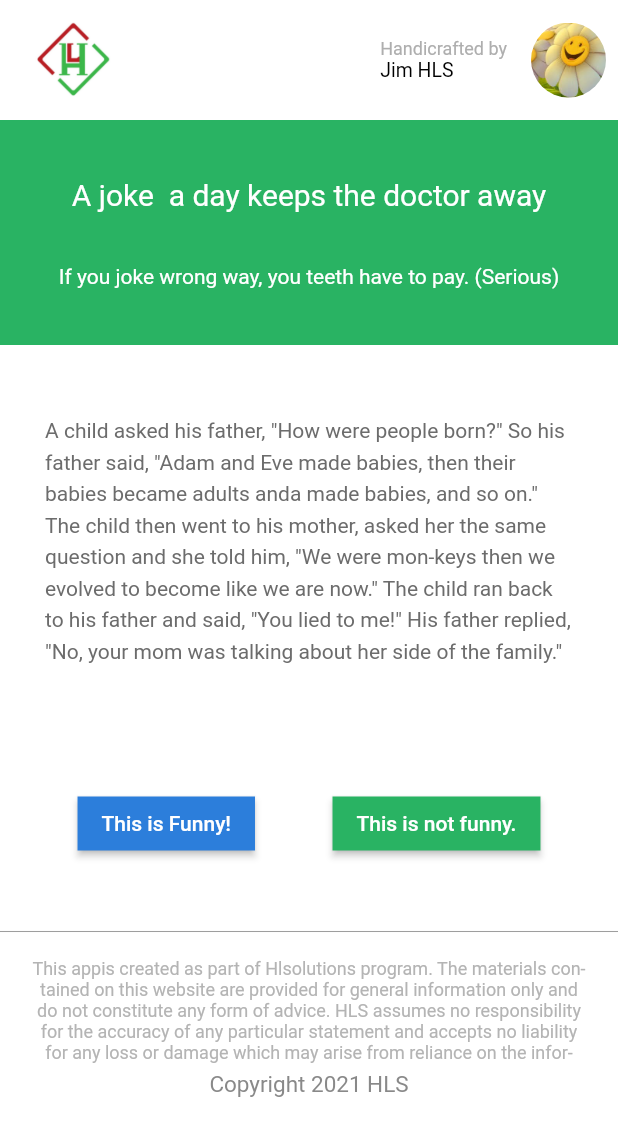
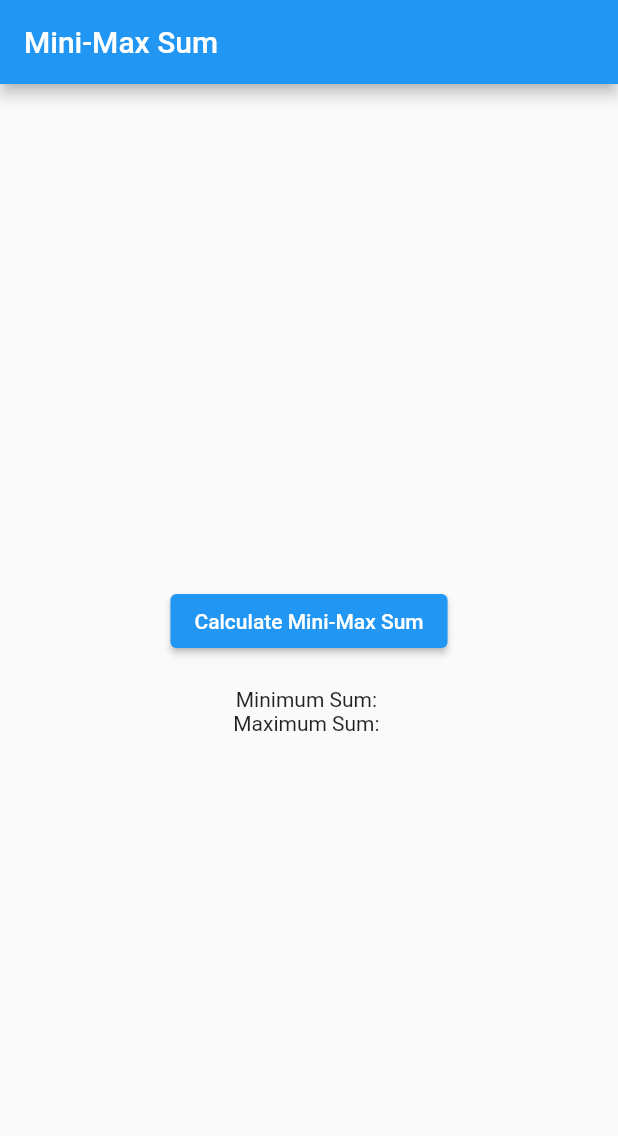
Before and after one commit to Hipz-gif/test_flutter, a Flutter app: the screen it shows after launch, on a phone screen of 412 x 824 dp. Shown: the top 1136 px of the screen. Run offline on Flutter 3.47's test engine with Material 2 defaults, Android fonts, the phone set to English and light mode, and no system bars.

Commit message:
[algorithm - test]: have completed the assignment

```diff
--- a/lib/constants/color.dart
+++ /dev/null
@@ -1,20 +0,0 @@
-import 'package:flutter/material.dart';
-
-extension ColorExtension on String {
-  toColor() {
-    var hexColor = replaceAll("#", "");
-    if (hexColor.length == 6) {
-      hexColor = "FF$hexColor";
-    }
-    if (hexColor.length == 8) {
-      return Color(int.parse("0x$hexColor"));
-    }
-  }
-}
-
-final aliceGreen = '#29b363'.toColor();
-final aliceBlue = '#2c7edb'.toColor();
-final greyText = '#b4b4b4'.toColor();
-final greyContent = '#6c6c6c'.toColor();
-final greyAuthor = '#aeaeae'.toColor();
-final black = '#000000'.toColor();
--- a/lib/constants/string_text.dart
+++ /dev/null
@@ -1,26 +0,0 @@
-
-extension StringText on String {}
-
-const String author = 'Handicrafted by';
-const String authorName = 'Jim HLS';
-const String storyName = 'A joke  a day keeps the doctor away';
-const String storyTitle = 'If you joke wrong way, you teeth have to pay. (Serious)';
-const String storyContent = 'A child asked his father, '
-    '"How were people born?" So his father said, '
-    '"Adam and Eve made babies, then their babies '
-    'became adults anda made babies, and so on." The child then went to his mother, '
-    'asked her the same question and she told him, "We were mon-keys then we evolved '
-    'to become like we are now." The child ran back to his father and said, '
-    '"You lied to me!" His father replied, "No, your mom was talking about her '
-    'side of the family." ';
-const String voteIsFunny = 'This is Funny!';
-const String voteIsNotFunny = 'This is not funny.';
-const String storySource = 'This appis created as part of Hlsolutions program. '
-    'The materials con-tained on this website are provided for general '
-    'information only and do not constitute any form of advice. '
-    'HLS assumes no responsibility for the accuracy of any particular '
-    'statement and accepts no liability for any loss or damage '
-    'which may arise from reliance on the infor-mation contained on this site. ';
-const String copyRight = 'Copyright 2021 HLS';
-const String pathImageLogo = 'assets/images/ic_logo.png';
-const String pathImageAvatar = 'assets/images/ic_sunflower.jpg';
--- a/lib/screen/home_screen.dart
+++ b/lib/screen/home_screen.dart
@@ -1,164 +1,96 @@
 import 'package:flutter/material.dart';
-import '../constants/color.dart';
-import '../constants/string_text.dart';
 
 class HomeScreen extends StatefulWidget {
   const HomeScreen({super.key});
 
   @override
-  State<HomeScreen> createState() => _HomeScreenState();
+  // ignore: library_private_types_in_public_api
+  _HomeScreenState createState() => _HomeScreenState();
 }
 
 class _HomeScreenState extends State<HomeScreen> {
+  List<int> numbers = [1, 2, 3, 4, 5];
+  String minSum = '';
+  String maxSum = '';
+
   @override
   Widget build(BuildContext context) {
-    return Scaffold(
-      backgroundColor: Colors.white,
-      appBar: AppBar(
-        backgroundColor: Colors.transparent,
-        elevation: 0,
-        toolbarHeight: 80,
-        leadingWidth: 100,
-        leading: SizedBox(
-          width: double.infinity,
-          height: double.infinity,
-          child: Image.asset(
-            pathImageLogo,
-            width: double.infinity,
-            height: double.infinity,
-          )
+    return MaterialApp(
+      home: Scaffold(
+        appBar: AppBar(
+          title: const Text('Mini-Max Sum'),
         ),
-        actions: [
-          Row(
-            mainAxisSize: MainAxisSize.min,
+        body: Center(
+          child: Column(
+            mainAxisAlignment: MainAxisAlignment.center,
             children: [
-              Column(
-                mainAxisSize: MainAxisSize.min,
-                crossAxisAlignment: CrossAxisAlignment.start,
-                children: [
-                  Text(
-                    author,
-                    style: TextStyle(
-                        fontSize: 12,
-                        color: greyAuthor
-                    ),
-                  ),
-                  Text(
-                    authorName,
-                    style: TextStyle(fontSize: 13, color: black),
-                  ),
-                ],
+              ElevatedButton(
+                onPressed: () {
+                  _calculateMinMaxSum(numbers);
+                },
+                child: const Text('Calculate Mini-Max Sum'),
               ),
-              const SizedBox(width: 8),
-              const Padding(
-                padding: EdgeInsets.all(8.0),
-                child: CircleAvatar(
-                  radius: 25,
-                  backgroundColor: Colors.white,
-                  backgroundImage: AssetImage(pathImageAvatar),
-                ),
-              ),
+              const SizedBox(height: 20),
+              Text('Minimum Sum: $minSum'),
+              Text('Maximum Sum: $maxSum'),
             ],
           ),
-        ],
+        ),
       ),
-      body: _buildBodyApp(),
     );
   }
 
-  Widget _buildBodyApp() {
-    return Column(
-      children: [
-        Container(
-          height: 150,
-          width: MediaQuery.of(context).size.width,
-          color: aliceGreen,
-          child: const Column(
-            mainAxisAlignment: MainAxisAlignment.center,
-            children: [
-              Text(
-                storyName,
-                style: TextStyle(fontSize: 20, color: Colors.white),
-              ),
-              SizedBox(height: 35),
-              Text(
-                storyTitle,
-                style: TextStyle(fontSize: 14, color: Colors.white),
-              ),
-            ],
-          ),
+  void _calculateMinMaxSum(List<int> numbers) {
+    if (numbers.length == 5) {
+      _quicksort(numbers, 0, numbers.length - 1);
+
+      int minSumValue = numbers[0] + numbers[1] + numbers[2] + numbers[3];
+      int maxSumValue = numbers[1] + numbers[2] + numbers[3] + numbers[4];
+
+      setState(() {
+        minSum = minSumValue.toString();
+        maxSum = maxSumValue.toString();
+      });
+    } else {
+      const Text(
+          'Please provide exactly five numbers.',
+        style: TextStyle(
+          color: Colors.black,
+          fontSize: 20
         ),
-        const SizedBox(height: 45),
-        Container(
-          height: 250,
-          padding: const EdgeInsets.symmetric(horizontal: 30),
-          child:  Text(
-            storyContent,
-            style: TextStyle(height: 1.5, fontSize: 14, color: greyContent),
-            textAlign: TextAlign.start,
-          ),
-        ),
-        Row(
-          mainAxisAlignment: MainAxisAlignment.spaceEvenly,
-          children: [
-            ElevatedButton(
-              onPressed: () {},
-              style: ElevatedButton.styleFrom(
-                backgroundColor: aliceBlue,
-                shape: const RoundedRectangleBorder(
-                  borderRadius: BorderRadius
-                      .zero,
-                ),
-              ),
-              child: const Text(voteIsFunny),
-            ),
-            ElevatedButton(
-              onPressed: () {},
-              style: ElevatedButton.styleFrom(
-                backgroundColor: aliceGreen,
-                shape: const RoundedRectangleBorder(
-                  borderRadius: BorderRadius
-                      .zero,
-                ),
-              ),
-              child: const Text(voteIsNotFunny),
-            ),
-          ],
-        ),
-        const SizedBox(
-          height: 40,
-        ),
-        const Divider(
-          thickness: 0.7,
-          color: Colors.grey,
-        ),
-        const SizedBox(
-          height: 10,
-        ),
-        Container(
-          height: 70,
-          padding: const EdgeInsets.symmetric(horizontal: 20),
-          child:  Text(
-            storySource,
-            style: TextStyle(
-                height: 1.2,
-                fontSize: 12,
-                color: greyText),
-            textAlign: TextAlign.center,
-          ),
-        ),
-        const SizedBox(
-          height: 5,
-        ),
-        const SizedBox(
-          height: 30,
-          child: Text(
-            copyRight,
-            style: TextStyle(
-                color: Color.fromARGB(225, 121, 121, 121), fontSize: 15),
-          ),
-        ),
-      ],
-    );
+      );
+    }
+  }
+
+  void _quicksort(List<int> arr, int low, int high) {
+    // If the array part has more than one element
+    if (low < high) {
+      // Find the pivot index, the array is sorted based on this pivot
+      int pivotIndex = _partition(arr, low, high);
+      // Call recursively to sort the left and right subsections of the pivot
+      _quicksort(arr, low, pivotIndex - 1);
+      _quicksort(arr, pivotIndex + 1, high);
+    }
+  }
+
+  int _partition(List<int> arr, int low, int high) {
+    // Select pivot, here select the element at the end of the array
+    int pivot = arr[high];
+    int i = low - 1; // Index of the smallest element
+    // Browse through each element from low to high - 1
+    for (int j = low; j < high; j++) {
+      if (arr[j] <= pivot) {
+        i++;
+        _swap(arr, i, j);
+      }
+    }
+    _swap(arr, i + 1, high);
+    return i + 1;
+  }
+
+  void _swap(List<int> arr, int i, int j) {
+    int temp = arr[i];
+    arr[i] = arr[j];
+    arr[j] = temp;
   }
 }
--- a/pubspec.yaml
+++ b/pubspec.yaml
@@ -59,8 +59,6 @@ flutter:
   uses-material-design: true
 
   # To add assets to your application, add an assets section, like this:
-  assets:
-    - assets/images/
 
   # An image asset can refer to one or more resolution-specific "variants", see
   # https://flutter.dev/assets-and-images/#resolution-aware
```
Also changed, not shown: assets/images/ic_logo.png (deleted), assets/images/ic_sunflower.jpg (deleted).
